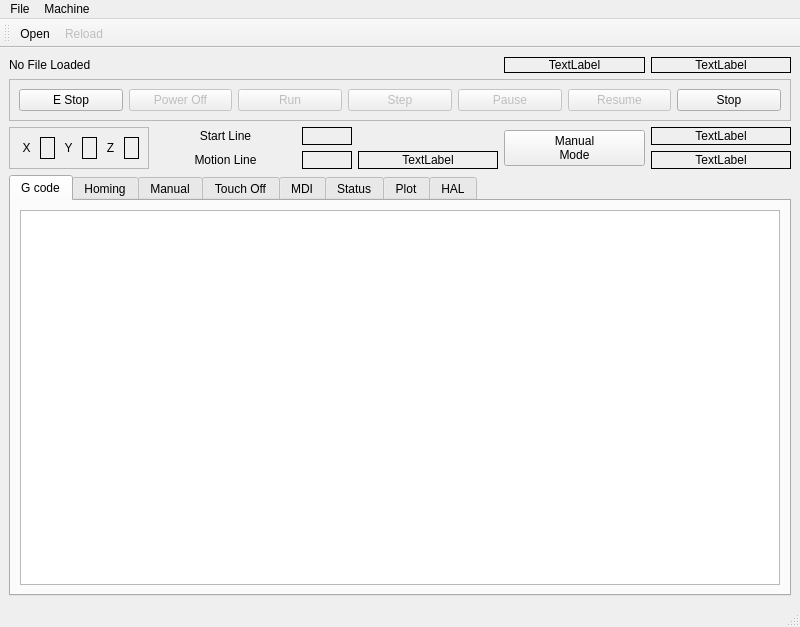
Before: the Qt Designer form jet/src/jet.ui in tlight9/jet, drawn with Qt 5.
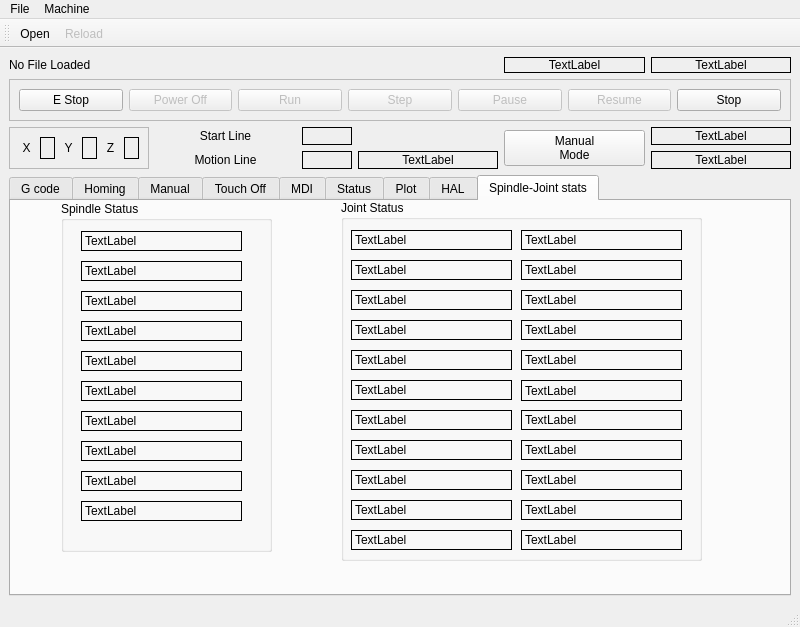
After: the same form once the commit is applied. The open tabs and pages were chosen to show the change.

Commit message: 02/15/2024 Add Spindle - Joint Status tab with all status settings

Patch:
```diff
--- a/jet/src/jet.ui
+++ b/jet/src/jet.ui
@@ -12,8 +12,28 @@
   </property>
   <widget class="QWidget" name="centralwidget">
    <layout class="QGridLayout" name="gridLayout_6">
-    <item row="3" column="2">
-     <widget class="QLabel" name="motion_line_lb">
+    <item row="0" column="0">
+     <widget class="QLabel" name="file_lb">
+      <property name="text">
+       <string>No File Loaded</string>
+      </property>
+     </widget>
+    </item>
+    <item row="0" column="4">
+     <widget class="QLabel" name="speed_lb">
+      <property name="frameShape">
+       <enum>QFrame::Box</enum>
+      </property>
+      <property name="text">
+       <string>TextLabel</string>
+      </property>
+      <property name="alignment">
+       <set>Qt::AlignCenter</set>
+      </property>
+     </widget>
+    </item>
+    <item row="2" column="2">
+     <widget class="QLabel" name="start_line_lb">
       <property name="maximumSize">
        <size>
         <width>50</width>
@@ -39,8 +59,8 @@
       </property>
      </widget>
     </item>
-    <item row="3" column="5">
-     <widget class="QLabel" name="state_lb">
+    <item row="2" column="5">
+     <widget class="QLabel" name="status_lb">
       <property name="frameShape">
        <enum>QFrame::Box</enum>
       </property>
@@ -65,6 +85,54 @@
       </property>
      </widget>
     </item>
+    <item row="2" column="4" rowspan="2">
+     <widget class="QPushButton" name="manual_mode_pb">
+      <property name="text">
+       <string>Manual
+Mode</string>
+      </property>
+     </widget>
+    </item>
+    <item row="0" column="5">
+     <widget class="QLabel" name="feed_lb">
+      <property name="frameShape">
+       <enum>QFrame::Box</enum>
+      </property>
+      <property name="text">
+       <string>TextLabel</string>
+      </property>
+      <property name="alignment">
+       <set>Qt::AlignCenter</set>
+      </property>
+     </widget>
+    </item>
+    <item row="3" column="2">
+     <widget class="QLabel" name="motion_line_lb">
+      <property name="maximumSize">
+       <size>
+        <width>50</width>
+        <height>16777215</height>
+       </size>
+      </property>
+      <property name="font">
+       <font>
+        <family>FreeMono</family>
+        <pointsize>12</pointsize>
+        <weight>50</weight>
+        <bold>false</bold>
+       </font>
+      </property>
+      <property name="frameShape">
+       <enum>QFrame::Box</enum>
+      </property>
+      <property name="text">
+       <string/>
+      </property>
+      <property name="alignment">
+       <set>Qt::AlignRight|Qt::AlignTrailing|Qt::AlignVCenter</set>
+      </property>
+     </widget>
+    </item>
     <item row="2" column="1">
      <widget class="QLabel" name="label_5">
       <property name="text">
@@ -161,11 +229,16 @@
       </layout>
      </widget>
     </item>
-    <item row="2" column="4" rowspan="2">
-     <widget class="QPushButton" name="manual_mode_pb">
+    <item row="3" column="5">
+     <widget class="QLabel" name="state_lb">
+      <property name="frameShape">
+       <enum>QFrame::Box</enum>
+      </property>
       <property name="text">
-       <string>Manual
-Mode</string>
+       <string>TextLabel</string>
+      </property>
+      <property name="alignment">
+       <set>Qt::AlignCenter</set>
       </property>
      </widget>
     </item>
@@ -178,13 +251,21 @@
        <enum>QFrame::Raised</enum>
       </property>
       <layout class="QGridLayout" name="gridLayout_4">
-       <item row="0" column="4">
-        <widget class="QLabel" name="label_3">
+       <item row="0" column="1">
+        <widget class="QLabel" name="dro_lb_x">
+         <property name="font">
+          <font>
+           <family>FreeMono</family>
+           <pointsize>12</pointsize>
+           <weight>75</weight>
+           <bold>true</bold>
+          </font>
+         </property>
+         <property name="frameShape">
+          <enum>QFrame::Box</enum>
+         </property>
          <property name="text">
-          <string>Z</string>
-         </property>
-         <property name="alignment">
-          <set>Qt::AlignCenter</set>
+          <string/>
          </property>
         </widget>
        </item>
@@ -198,42 +279,6 @@
          </property>
         </widget>
        </item>
-       <item row="0" column="3">
-        <widget class="QLabel" name="dro_lb_y">
-         <property name="font">
-          <font>
-           <family>FreeMono</family>
-           <pointsize>12</pointsize>
-           <weight>75</weight>
-           <bold>true</bold>
-          </font>
-         </property>
-         <property name="frameShape">
-          <enum>QFrame::Box</enum>
-         </property>
-         <property name="text">
-          <string/>
-         </property>
-        </widget>
-       </item>
-       <item row="0" column="5">
-        <widget class="QLabel" name="dro_lb_z">
-         <property name="font">
-          <font>
-           <family>FreeMono</family>
-           <pointsize>12</pointsize>
-           <weight>75</weight>
-           <bold>true</bold>
-          </font>
-         </property>
-         <property name="frameShape">
-          <enum>QFrame::Box</enum>
-         </property>
-         <property name="text">
-          <string/>
-         </property>
-        </widget>
-       </item>
        <item row="0" column="2">
         <widget class="QLabel" name="label_2">
          <property name="text">
@@ -244,8 +289,36 @@
          </property>
         </widget>
        </item>
-       <item row="0" column="1">
-        <widget class="QLabel" name="dro_lb_x">
+       <item row="0" column="4">
+        <widget class="QLabel" name="label_3">
+         <property name="text">
+          <string>Z</string>
+         </property>
+         <property name="alignment">
+          <set>Qt::AlignCenter</set>
+         </property>
+        </widget>
+       </item>
+       <item row="0" column="5">
+        <widget class="QLabel" name="dro_lb_z">
+         <property name="font">
+          <font>
+           <family>FreeMono</family>
+           <pointsize>12</pointsize>
+           <weight>75</weight>
+           <bold>true</bold>
+          </font>
+         </property>
+         <property name="frameShape">
+          <enum>QFrame::Box</enum>
+         </property>
+         <property name="text">
+          <string/>
+         </property>
+        </widget>
+       </item>
+       <item row="0" column="3">
+        <widget class="QLabel" name="dro_lb_y">
          <property name="font">
           <font>
            <family>FreeMono</family>
@@ -265,57 +338,10 @@
       </layout>
      </widget>
     </item>
-    <item row="0" column="0">
-     <widget class="QLabel" name="file_lb">
-      <property name="text">
-       <string>No File Loaded</string>
-      </property>
-     </widget>
-    </item>
-    <item row="2" column="5">
-     <widget class="QLabel" name="status_lb">
-      <property name="frameShape">
-       <enum>QFrame::Box</enum>
-      </property>
-      <property name="text">
-       <string>TextLabel</string>
-      </property>
-      <property name="alignment">
-       <set>Qt::AlignCenter</set>
-      </property>
-     </widget>
-    </item>
-    <item row="2" column="2">
-     <widget class="QLabel" name="start_line_lb">
-      <property name="maximumSize">
-       <size>
-        <width>50</width>
-        <height>16777215</height>
-       </size>
-      </property>
-      <property name="font">
-       <font>
-        <family>FreeMono</family>
-        <pointsize>12</pointsize>
-        <weight>50</weight>
-        <bold>false</bold>
-       </font>
-      </property>
-      <property name="frameShape">
-       <enum>QFrame::Box</enum>
-      </property>
-      <property name="text">
-       <string/>
-      </property>
-      <property name="alignment">
-       <set>Qt::AlignRight|Qt::AlignTrailing|Qt::AlignVCenter</set>
-      </property>
-     </widget>
-    </item>
     <item row="4" column="0" colspan="6">
      <widget class="QTabWidget" name="tabWidget">
       <property name="currentIndex">
-       <number>5</number>
+       <number>0</number>
       </property>
       <widget class="QWidget" name="gcode_tab">
        <attribute name="title">
@@ -1203,32 +1229,549 @@
         </property>
        </widget>
       </widget>
-     </widget>
-    </item>
-    <item row="0" column="4">
-     <widget class="QLabel" name="speed_lb">
-      <property name="frameShape">
-       <enum>QFrame::Box</enum>
-      </property>
-      <property name="text">
-       <string>TextLabel</string>
-      </property>
-      <property name="alignment">
-       <set>Qt::AlignCenter</set>
-      </property>
-     </widget>
-    </item>
-    <item row="0" column="5">
-     <widget class="QLabel" name="feed_lb">
-      <property name="frameShape">
-       <enum>QFrame::Box</enum>
-      </property>
-      <property name="text">
-       <string>TextLabel</string>
-      </property>
-      <property name="alignment">
-       <set>Qt::AlignCenter</set>
-      </property>
+      <widget class="QWidget" name="tab_4">
+       <attribute name="title">
+        <string>Spindle-Joint stats</string>
+       </attribute>
+       <widget class="QGroupBox" name="groupBox_9">
+        <property name="geometry">
+         <rect>
+          <x>50</x>
+          <y>0</y>
+          <width>211</width>
+          <height>351</height>
+         </rect>
+        </property>
+        <property name="title">
+         <string>Spindle Status</string>
+        </property>
+        <widget class="QLabel" name="s_brake_lb">
+         <property name="geometry">
+          <rect>
+           <x>20</x>
+           <y>30</y>
+           <width>161</width>
+           <height>20</height>
+          </rect>
+         </property>
+         <property name="frameShape">
+          <enum>QFrame::Box</enum>
+         </property>
+         <property name="text">
+          <string>TextLabel</string>
+         </property>
+        </widget>
+        <widget class="QLabel" name="s_direction_lb">
+         <property name="geometry">
+          <rect>
+           <x>20</x>
+           <y>60</y>
+           <width>161</width>
+           <height>20</height>
+          </rect>
+         </property>
+         <property name="frameShape">
+          <enum>QFrame::Box</enum>
+         </property>
+         <property name="text">
+          <string>TextLabel</string>
+         </property>
+        </widget>
+        <widget class="QLabel" name="s_enabled_lb">
+         <property name="geometry">
+          <rect>
+           <x>20</x>
+           <y>90</y>
+           <width>161</width>
+           <height>20</height>
+          </rect>
+         </property>
+         <property name="frameShape">
+          <enum>QFrame::Box</enum>
+         </property>
+         <property name="text">
+          <string>TextLabel</string>
+         </property>
+        </widget>
+        <widget class="QLabel" name="s_homed_lb">
+         <property name="geometry">
+          <rect>
+           <x>20</x>
+           <y>120</y>
+           <width>161</width>
+           <height>20</height>
+          </rect>
+         </property>
+         <property name="frameShape">
+          <enum>QFrame::Box</enum>
+         </property>
+         <property name="text">
+          <string>TextLabel</string>
+         </property>
+        </widget>
+        <widget class="QLabel" name="s_increasing_lb">
+         <property name="geometry">
+          <rect>
+           <x>20</x>
+           <y>150</y>
+           <width>161</width>
+           <height>20</height>
+          </rect>
+         </property>
+         <property name="frameShape">
+          <enum>QFrame::Box</enum>
+         </property>
+         <property name="text">
+          <string>TextLabel</string>
+         </property>
+        </widget>
+        <widget class="QLabel" name="s_orient_fault_lb">
+         <property name="geometry">
+          <rect>
+           <x>20</x>
+           <y>180</y>
+           <width>161</width>
+           <height>20</height>
+          </rect>
+         </property>
+         <property name="frameShape">
+          <enum>QFrame::Box</enum>
+         </property>
+         <property name="text">
+          <string>TextLabel</string>
+         </property>
+        </widget>
+        <widget class="QLabel" name="s_orient_state_lb">
+         <property name="geometry">
+          <rect>
+           <x>20</x>
+           <y>210</y>
+           <width>161</width>
+           <height>20</height>
+          </rect>
+         </property>
+         <property name="frameShape">
+          <enum>QFrame::Box</enum>
+         </property>
+         <property name="text">
+          <string>TextLabel</string>
+         </property>
+        </widget>
+        <widget class="QLabel" name="s_override_lb">
+         <property name="geometry">
+          <rect>
+           <x>20</x>
+           <y>240</y>
+           <width>161</width>
+           <height>20</height>
+          </rect>
+         </property>
+         <property name="frameShape">
+          <enum>QFrame::Box</enum>
+         </property>
+         <property name="text">
+          <string>TextLabel</string>
+         </property>
+        </widget>
+        <widget class="QLabel" name="s_override_enabled_lb">
+         <property name="geometry">
+          <rect>
+           <x>20</x>
+           <y>270</y>
+           <width>161</width>
+           <height>20</height>
+          </rect>
+         </property>
+         <property name="frameShape">
+          <enum>QFrame::Box</enum>
+         </property>
+         <property name="text">
+          <string>TextLabel</string>
+         </property>
+        </widget>
+        <widget class="QLabel" name="s_speed_lb">
+         <property name="geometry">
+          <rect>
+           <x>20</x>
+           <y>300</y>
+           <width>161</width>
+           <height>20</height>
+          </rect>
+         </property>
+         <property name="frameShape">
+          <enum>QFrame::Box</enum>
+         </property>
+         <property name="text">
+          <string>TextLabel</string>
+         </property>
+        </widget>
+       </widget>
+       <widget class="QGroupBox" name="groupBox_10">
+        <property name="geometry">
+         <rect>
+          <x>330</x>
+          <y>-1</y>
+          <width>361</width>
+          <height>361</height>
+         </rect>
+        </property>
+        <property name="title">
+         <string>Joint Status</string>
+        </property>
+        <widget class="QLabel" name="j_backlash_lb">
+         <property name="geometry">
+          <rect>
+           <x>10</x>
+           <y>30</y>
+           <width>161</width>
+           <height>20</height>
+          </rect>
+         </property>
+         <property name="frameShape">
+          <enum>QFrame::Box</enum>
+         </property>
+         <property name="text">
+          <string>TextLabel</string>
+         </property>
+        </widget>
+        <widget class="QLabel" name="j_enabled_lb">
+         <property name="geometry">
+          <rect>
+           <x>10</x>
+           <y>60</y>
+           <width>161</width>
+           <height>20</height>
+          </rect>
+         </property>
+         <property name="frameShape">
+          <enum>QFrame::Box</enum>
+         </property>
+         <property name="text">
+          <string>TextLabel</string>
+         </property>
+        </widget>
+        <widget class="QLabel" name="j_fault_lb_2">
+         <property name="geometry">
+          <rect>
+           <x>10</x>
+           <y>90</y>
+           <width>161</width>
+           <height>20</height>
+          </rect>
+         </property>
+         <property name="frameShape">
+          <enum>QFrame::Box</enum>
+         </property>
+         <property name="text">
+          <string>TextLabel</string>
+         </property>
+        </widget>
+        <widget class="QLabel" name="j_ferror_highmark_lb">
+         <property name="geometry">
+          <rect>
+           <x>10</x>
+           <y>150</y>
+           <width>161</width>
+           <height>20</height>
+          </rect>
+         </property>
+         <property name="frameShape">
+          <enum>QFrame::Box</enum>
+         </property>
+         <property name="text">
+          <string>TextLabel</string>
+         </property>
+        </widget>
+        <widget class="QLabel" name="j_ferror_current_lb">
+         <property name="geometry">
+          <rect>
+           <x>10</x>
+           <y>120</y>
+           <width>161</width>
+           <height>20</height>
+          </rect>
+         </property>
+         <property name="frameShape">
+          <enum>QFrame::Box</enum>
+         </property>
+         <property name="text">
+          <string>TextLabel</string>
+         </property>
+        </widget>
+        <widget class="QLabel" name="j_homed_lb">
+         <property name="geometry">
+          <rect>
+           <x>10</x>
+           <y>180</y>
+           <width>161</width>
+           <height>20</height>
+          </rect>
+         </property>
+         <property name="frameShape">
+          <enum>QFrame::Box</enum>
+         </property>
+         <property name="text">
+          <string>TextLabel</string>
+         </property>
+        </widget>
+        <widget class="QLabel" name="j_homing_lb">
+         <property name="geometry">
+          <rect>
+           <x>10</x>
+           <y>210</y>
+           <width>161</width>
+           <height>20</height>
+          </rect>
+         </property>
+         <property name="frameShape">
+          <enum>QFrame::Box</enum>
+         </property>
+         <property name="text">
+          <string>TextLabel</string>
+         </property>
+        </widget>
+        <widget class="QLabel" name="j_inpos_lb">
+         <property name="geometry">
+          <rect>
+           <x>10</x>
+           <y>240</y>
+           <width>161</width>
+           <height>20</height>
+          </rect>
+         </property>
+         <property name="frameShape">
+          <enum>QFrame::Box</enum>
+         </property>
+         <property name="text">
+          <string>TextLabel</string>
+         </property>
+        </widget>
+        <widget class="QLabel" name="j_input_lb">
+         <property name="geometry">
+          <rect>
+           <x>10</x>
+           <y>270</y>
+           <width>161</width>
+           <height>20</height>
+          </rect>
+         </property>
+         <property name="frameShape">
+          <enum>QFrame::Box</enum>
+         </property>
+         <property name="text">
+          <string>TextLabel</string>
+         </property>
+        </widget>
+        <widget class="QLabel" name="j_jointType_lb">
+         <property name="geometry">
+          <rect>
+           <x>10</x>
+           <y>300</y>
+           <width>161</width>
+           <height>20</height>
+          </rect>
+         </property>
+         <property name="frameShape">
+          <enum>QFrame::Box</enum>
+         </property>
+         <property name="text">
+          <string>TextLabel</string>
+         </property>
+        </widget>
+        <widget class="QLabel" name="j_max_hard_limit_lb">
+         <property name="geometry">
+          <rect>
+           <x>180</x>
+           <y>30</y>
+           <width>161</width>
+           <height>20</height>
+          </rect>
+         </property>
+         <property name="frameShape">
+          <enum>QFrame::Box</enum>
+         </property>
+         <property name="text">
+          <string>TextLabel</string>
+         </property>
+        </widget>
+        <widget class="QLabel" name="j_max_position_limit_lb">
+         <property name="geometry">
+          <rect>
+           <x>180</x>
+           <y>60</y>
+           <width>161</width>
+           <height>20</height>
+          </rect>
+         </property>
+         <property name="frameShape">
+          <enum>QFrame::Box</enum>
+         </property>
+         <property name="text">
+          <string>TextLabel</string>
+         </property>
+        </widget>
+        <widget class="QLabel" name="j_max_soft_limit_lb">
+         <property name="geometry">
+          <rect>
+           <x>180</x>
+           <y>90</y>
+           <width>161</width>
+           <height>20</height>
+          </rect>
+         </property>
+         <property name="frameShape">
+          <enum>QFrame::Box</enum>
+         </property>
+         <property name="text">
+          <string>TextLabel</string>
+         </property>
+        </widget>
+        <widget class="QLabel" name="j_min_ferror_lb">
+         <property name="geometry">
+          <rect>
+           <x>180</x>
+           <y>120</y>
+           <width>161</width>
+           <height>20</height>
+          </rect>
+         </property>
+         <property name="frameShape">
+          <enum>QFrame::Box</enum>
+         </property>
+         <property name="text">
+          <string>TextLabel</string>
+         </property>
+        </widget>
+        <widget class="QLabel" name="j_min_hard_limit_lb">
+         <property name="geometry">
+          <rect>
+           <x>180</x>
+           <y>150</y>
+           <width>161</width>
+           <height>20</height>
+          </rect>
+         </property>
+         <property name="frameShape">
+          <enum>QFrame::Box</enum>
+         </property>
+         <property name="text">
+          <string>TextLabel</string>
+         </property>
+        </widget>
+        <widget class="QLabel" name="j_min_position_limit_lb">
+         <property name="geometry">
+          <rect>
+           <x>180</x>
+           <y>180</y>
+           <width>161</width>
+           <height>21</height>
+          </rect>
+         </property>
+         <property name="frameShape">
+          <enum>QFrame::Box</enum>
+         </property>
+         <property name="text">
+          <string>TextLabel</string>
+         </property>
+        </widget>
+        <widget class="QLabel" name="j_min_soft_limit_lb">
+         <property name="geometry">
+          <rect>
+           <x>180</x>
+           <y>210</y>
+           <width>161</width>
+           <height>20</height>
+          </rect>
+         </property>
+         <property name="frameShape">
+          <enum>QFrame::Box</enum>
+         </property>
+         <property name="text">
+          <string>TextLabel</string>
+         </property>
+        </widget>
+        <widget class="QLabel" name="j_output_lb">
+         <property name="geometry">
+          <rect>
+           <x>180</x>
+           <y>240</y>
+           <width>161</width>
+           <height>20</height>
+          </rect>
+         </property>
+         <property name="frameShape">
+          <enum>QFrame::Box</enum>
+         </property>
+         <property name="text">
+          <string>TextLabel</string>
+         </property>
+        </widget>
+        <widget class="QLabel" name="j_max_ferror_lb">
+         <property name="geometry">
+          <rect>
+           <x>10</x>
+           <y>330</y>
+           <width>161</width>
+           <height>20</height>
+          </rect>
+         </property>
+         <property name="frameShape">
+          <enum>QFrame::Box</enum>
+         </property>
+         <property name="text">
+          <string>TextLabel</string>
+         </property>
+        </widget>
+        <widget class="QLabel" name="j_override_limits_lb">
+         <property name="geometry">
+          <rect>
+           <x>180</x>
+           <y>270</y>
+           <width>161</width>
+           <height>20</height>
+          </rect>
+         </property>
+         <property name="frameShape">
+          <enum>QFrame::Box</enum>
+         </property>
+         <property name="text">
+          <string>TextLabel</string>
+         </property>
+        </widget>
+        <widget class="QLabel" name="j_units_lb">
+         <property name="geometry">
+          <rect>
+           <x>180</x>
+           <y>300</y>
+           <width>161</width>
+           <height>20</height>
+          </rect>
+         </property>
+         <property name="frameShape">
+          <enum>QFrame::Box</enum>
+         </property>
+         <property name="text">
+          <string>TextLabel</string>
+         </property>
+        </widget>
+        <widget class="QLabel" name="j_velocity_lb">
+         <property name="geometry">
+          <rect>
+           <x>180</x>
+           <y>330</y>
+           <width>161</width>
+           <height>20</height>
+          </rect>
+         </property>
+         <property name="frameShape">
+          <enum>QFrame::Box</enum>
+         </property>
+         <property name="text">
+          <string>TextLabel</string>
+         </property>
+        </widget>
+       </widget>
+      </widget>
      </widget>
     </item>
    </layout>
```
The commit also changes 2 other files.
